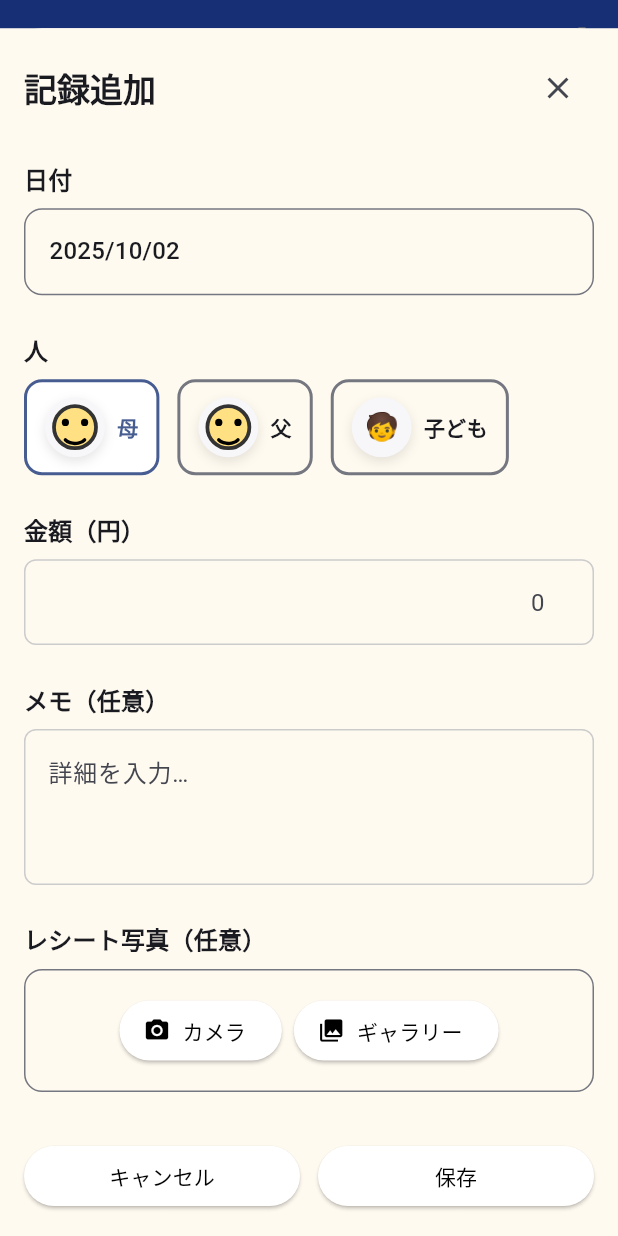
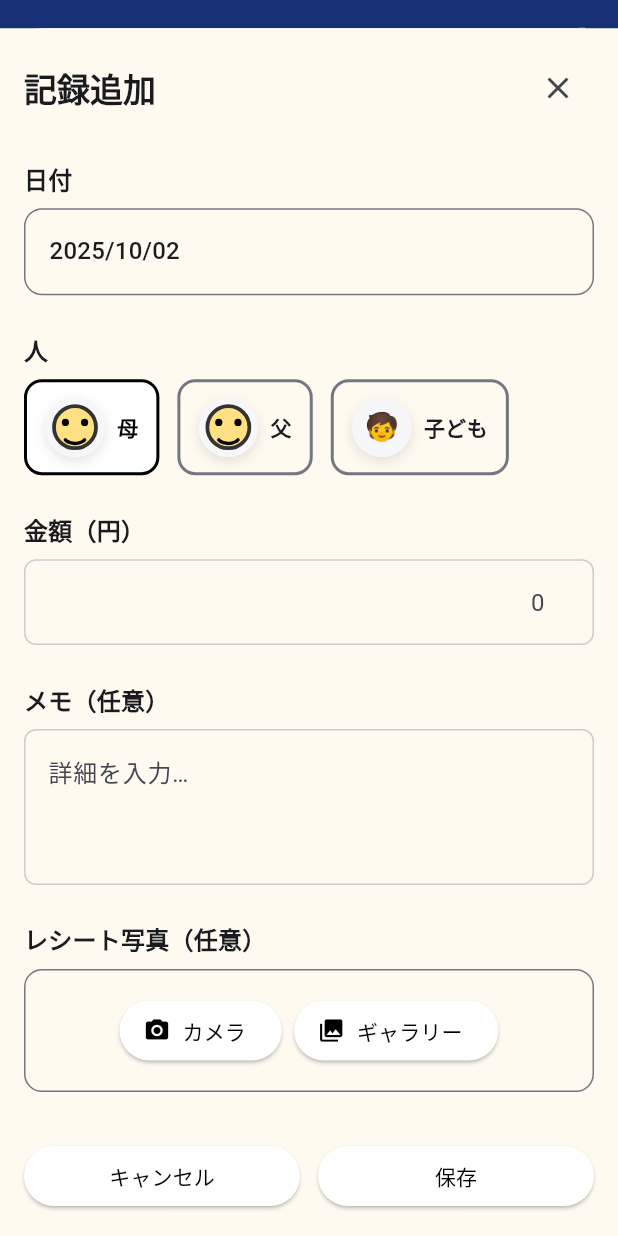
Before and after one commit to N-plus/PaymentCalendar, a Flutter app: the screen it shows after launch, after a tap on the "add" icon, on a phone screen of 412 x 824 dp. Run offline on Flutter 3.47's test engine with Material 3 defaults, Android fonts, the phone set to English and light mode, and no system bars; our stand-ins replace flutter_local_notifications, flutter_riverpod, image_picker, timezone.

Commit message:
Adjust selected person button colors

```diff
--- a/lib/screens/expense/expense_form_sheet.dart
+++ b/lib/screens/expense/expense_form_sheet.dart
@@ -206,7 +206,7 @@ class _ExpenseFormSheetState extends ConsumerState<ExpenseFormSheet> {
         decoration: BoxDecoration(
           borderRadius: BorderRadius.circular(12),
           border: Border.all(
-            color: isSelected ? theme.colorScheme.primary : theme.dividerColor,
+            color: isSelected ? Colors.black : theme.dividerColor,
             width: 2,
           ),
           color: isSelected ? Colors.white : theme.colorScheme.surface,
@@ -220,8 +220,7 @@ class _ExpenseFormSheetState extends ConsumerState<ExpenseFormSheet> {
               person.name,
               style: theme.textTheme.bodyMedium?.copyWith(
                 fontWeight: FontWeight.w600,
-                color:
-                    isSelected ? theme.colorScheme.primary : theme.colorScheme.onSurface,
+                color: isSelected ? Colors.black : theme.colorScheme.onSurface,
               ),
             ),
           ],
```
